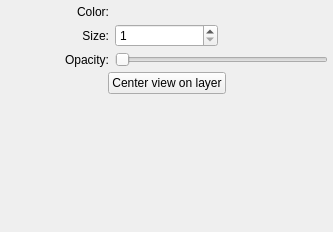
Old version of the form glue_wwt/viewer/layer_style_editor.ui in the repository glue-viz/glue-wwt.
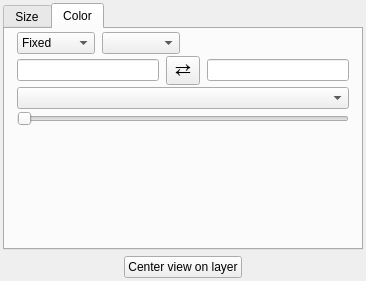
New version of the form. The open tabs and pages were chosen to show the change. Custom widgets are drawn as their Qt base class.

Commit message: Add UI for controlling color- and size-scaling by attribute

The edit to the form file:
```diff
--- a/glue_wwt/viewer/layer_style_editor.ui
+++ b/glue_wwt/viewer/layer_style_editor.ui
@@ -6,91 +6,384 @@
    <rect>
     <x>0</x>
     <y>0</y>
-    <width>333</width>
-    <height>232</height>
+    <width>366</width>
+    <height>281</height>
    </rect>
   </property>
   <property name="windowTitle">
    <string>Form</string>
   </property>
-  <layout class="QGridLayout" name="gridLayout">
+  <layout class="QVBoxLayout" name="verticalLayout_3">
    <property name="leftMargin">
-    <number>5</number>
+    <number>3</number>
    </property>
    <property name="topMargin">
-    <number>5</number>
+    <number>3</number>
    </property>
    <property name="rightMargin">
-    <number>5</number>
+    <number>3</number>
    </property>
    <property name="bottomMargin">
-    <number>5</number>
+    <number>3</number>
    </property>
-   <property name="verticalSpacing">
-    <number>5</number>
-   </property>
-   <item row="0" column="0">
-    <widget class="QLabel" name="label_2">
-     <property name="font">
-      <font>
-       <weight>50</weight>
-       <bold>false</bold>
-      </font>
+   <item>
+    <widget class="QTabWidget" name="tab_widget">
+     <property name="currentIndex">
+      <number>0</number>
      </property>
-     <property name="text">
-      <string>Color:</string>
-     </property>
-     <property name="alignment">
-      <set>Qt::AlignRight|Qt::AlignTrailing|Qt::AlignVCenter</set>
-     </property>
+     <widget class="QWidget" name="tab_2">
+      <attribute name="title">
+       <string>Size</string>
+      </attribute>
+      <layout class="QVBoxLayout" name="verticalLayout">
+       <property name="spacing">
+        <number>2</number>
+       </property>
+       <property name="leftMargin">
+        <number>12</number>
+       </property>
+       <property name="topMargin">
+        <number>3</number>
+       </property>
+       <property name="rightMargin">
+        <number>12</number>
+       </property>
+       <property name="bottomMargin">
+        <number>3</number>
+       </property>
+       <item>
+        <widget class="QWidget" name="size_row_1" native="true">
+         <layout class="QHBoxLayout" name="horizontalLayout">
+          <property name="spacing">
+           <number>7</number>
+          </property>
+          <property name="leftMargin">
+           <number>0</number>
+          </property>
+          <property name="topMargin">
+           <number>0</number>
+          </property>
+          <property name="rightMargin">
+           <number>0</number>
+          </property>
+          <property name="bottomMargin">
+           <number>0</number>
+          </property>
+          <item>
+           <widget class="QComboBox" name="combotext_size_mode">
+            <property name="sizePolicy">
+             <sizepolicy hsizetype="Minimum" vsizetype="Fixed">
+              <horstretch>0</horstretch>
+              <verstretch>0</verstretch>
+             </sizepolicy>
+            </property>
+            <property name="maximumSize">
+             <size>
+              <width>80</width>
+              <height>16777215</height>
+             </size>
+            </property>
+            <item>
+             <property name="text">
+              <string>Fixed</string>
+             </property>
+            </item>
+            <item>
+             <property name="text">
+              <string>Linear</string>
+             </property>
+            </item>
+           </widget>
+          </item>
+          <item>
+           <widget class="QComboBox" name="combosel_size_attribute">
+            <property name="sizeAdjustPolicy">
+             <enum>QComboBox::AdjustToMinimumContentsLength</enum>
+            </property>
+           </widget>
+          </item>
+          <item>
+           <widget class="QLineEdit" name="valuetext_size"/>
+          </item>
+         </layout>
+        </widget>
+       </item>
+       <item>
+        <widget class="QWidget" name="size_row_2" native="true">
+         <layout class="QHBoxLayout" name="horizontalLayout_2">
+          <property name="spacing">
+           <number>7</number>
+          </property>
+          <property name="leftMargin">
+           <number>0</number>
+          </property>
+          <property name="topMargin">
+           <number>0</number>
+          </property>
+          <property name="rightMargin">
+           <number>0</number>
+          </property>
+          <property name="bottomMargin">
+           <number>0</number>
+          </property>
+          <item>
+           <widget class="QLineEdit" name="valuetext_size_vmin"/>
+          </item>
+          <item>
+           <widget class="QToolButton" name="button_flip_size">
+            <property name="font">
+             <font>
+              <pointsize>14</pointsize>
+             </font>
+            </property>
+            <property name="styleSheet">
+             <string notr="true">padding: 0px</string>
+            </property>
+            <property name="text">
+             <string>⇄</string>
+            </property>
+           </widget>
+          </item>
+          <item>
+           <widget class="QLineEdit" name="valuetext_size_vmax"/>
+          </item>
+         </layout>
+        </widget>
+       </item>
+       <item>
+        <widget class="QWidget" name="size_row_3" native="true">
+         <layout class="QHBoxLayout" name="horizontalLayout_3">
+          <property name="spacing">
+           <number>7</number>
+          </property>
+          <property name="leftMargin">
+           <number>0</number>
+          </property>
+          <property name="topMargin">
+           <number>0</number>
+          </property>
+          <property name="rightMargin">
+           <number>0</number>
+          </property>
+          <property name="bottomMargin">
+           <number>0</number>
+          </property>
+          <item>
+           <widget class="QSlider" name="value_size_scaling">
+            <property name="maximum">
+             <number>100</number>
+            </property>
+            <property name="value">
+             <number>50</number>
+            </property>
+            <property name="orientation">
+             <enum>Qt::Horizontal</enum>
+            </property>
+           </widget>
+          </item>
+         </layout>
+        </widget>
+       </item>
+       <item>
+        <spacer name="verticalSpacer">
+         <property name="orientation">
+          <enum>Qt::Vertical</enum>
+         </property>
+         <property name="sizeHint" stdset="0">
+          <size>
+           <width>20</width>
+           <height>40</height>
+          </size>
+         </property>
+        </spacer>
+       </item>
+      </layout>
+     </widget>
+     <widget class="QWidget" name="tab_4">
+      <attribute name="title">
+       <string>Color</string>
+      </attribute>
+      <layout class="QVBoxLayout" name="verticalLayout_2">
+       <property name="spacing">
+        <number>2</number>
+       </property>
+       <property name="leftMargin">
+        <number>12</number>
+       </property>
+       <property name="topMargin">
+        <number>3</number>
+       </property>
+       <property name="rightMargin">
+        <number>12</number>
+       </property>
+       <property name="bottomMargin">
+        <number>3</number>
+       </property>
+       <item>
+        <widget class="QWidget" name="color_row_1" native="true">
+         <layout class="QHBoxLayout" name="horizontalLayout_6">
+          <property name="spacing">
+           <number>7</number>
+          </property>
+          <property name="leftMargin">
+           <number>0</number>
+          </property>
+          <property name="topMargin">
+           <number>0</number>
+          </property>
+          <property name="rightMargin">
+           <number>0</number>
+          </property>
+          <property name="bottomMargin">
+           <number>0</number>
+          </property>
+          <item>
+           <widget class="QComboBox" name="combotext_color_mode">
+            <property name="maximumSize">
+             <size>
+              <width>80</width>
+              <height>16777215</height>
+             </size>
+            </property>
+            <item>
+             <property name="text">
+              <string>Fixed</string>
+             </property>
+            </item>
+            <item>
+             <property name="text">
+              <string>Linear</string>
+             </property>
+            </item>
+           </widget>
+          </item>
+          <item>
+           <widget class="QComboBox" name="combosel_cmap_attribute">
+            <property name="sizeAdjustPolicy">
+             <enum>QComboBox::AdjustToMinimumContentsLength</enum>
+            </property>
+           </widget>
+          </item>
+          <item>
+           <widget class="QColorBox" name="color_color">
+            <property name="sizePolicy">
+             <sizepolicy hsizetype="Preferred" vsizetype="Minimum">
+              <horstretch>0</horstretch>
+              <verstretch>0</verstretch>
+             </sizepolicy>
+            </property>
+            <property name="text">
+             <string/>
+            </property>
+           </widget>
+          </item>
+          <item>
+           <widget class="QWidget" name="spacer_color_label" native="true"/>
+          </item>
+         </layout>
+        </widget>
+       </item>
+       <item>
+        <widget class="QWidget" name="color_row_2" native="true">
+         <layout class="QHBoxLayout" name="horizontalLayout_8">
+          <property name="spacing">
+           <number>7</number>
+          </property>
+          <property name="leftMargin">
+           <number>0</number>
+          </property>
+          <property name="topMargin">
+           <number>0</number>
+          </property>
+          <property name="rightMargin">
+           <number>0</number>
+          </property>
+          <property name="bottomMargin">
+           <number>0</number>
+          </property>
+          <item>
+           <widget class="QLineEdit" name="valuetext_cmap_vmin"/>
+          </item>
+          <item>
+           <widget class="QToolButton" name="button_flip_cmap">
+            <property name="font">
+             <font>
+              <pointsize>14</pointsize>
+             </font>
+            </property>
+            <property name="styleSheet">
+             <string notr="true">padding: 0px</string>
+            </property>
+            <property name="text">
+             <string>⇄</string>
+            </property>
+           </widget>
+          </item>
+          <item>
+           <widget class="QLineEdit" name="valuetext_cmap_vmax"/>
+          </item>
+         </layout>
+        </widget>
+       </item>
+       <item>
+        <widget class="QWidget" name="color_row_3" native="true">
+         <layout class="QHBoxLayout" name="horizontalLayout_9">
+          <property name="spacing">
+           <number>7</number>
+          </property>
+          <property name="leftMargin">
+           <number>0</number>
+          </property>
+          <property name="topMargin">
+           <number>0</number>
+          </property>
+          <property name="rightMargin">
+           <number>0</number>
+          </property>
+          <property name="bottomMargin">
+           <number>0</number>
+          </property>
+          <item>
+           <widget class="QColormapCombo" name="combodata_cmap">
+            <property name="sizeAdjustPolicy">
+             <enum>QComboBox::AdjustToMinimumContentsLength</enum>
+            </property>
+           </widget>
+          </item>
+         </layout>
+        </widget>
+       </item>
+       <item>
+        <widget class="QSlider" name="value_alpha">
+         <property name="maximum">
+          <number>100</number>
+         </property>
+         <property name="orientation">
+          <enum>Qt::Horizontal</enum>
+         </property>
+        </widget>
+       </item>
+       <item>
+        <spacer name="verticalSpacer_2">
+         <property name="orientation">
+          <enum>Qt::Vertical</enum>
+         </property>
+         <property name="sizeHint" stdset="0">
+          <size>
+           <width>20</width>
+           <height>40</height>
+          </size>
+         </property>
+        </spacer>
+       </item>
+      </layout>
+     </widget>
     </widget>
    </item>
-   <item row="2" column="1" colspan="2">
-    <widget class="QSlider" name="value_alpha">
-     <property name="maximum">
-      <number>100</number>
-     </property>
-     <property name="orientation">
-      <enum>Qt::Horizontal</enum>
-     </property>
-    </widget>
-   </item>
-   <item row="1" column="0">
-    <widget class="QLabel" name="label_5">
-     <property name="font">
-      <font>
-       <weight>50</weight>
-       <bold>false</bold>
-      </font>
-     </property>
-     <property name="text">
-      <string>Size:</string>
-     </property>
-     <property name="alignment">
-      <set>Qt::AlignRight|Qt::AlignTrailing|Qt::AlignVCenter</set>
-     </property>
-    </widget>
-   </item>
-   <item row="2" column="0">
-    <widget class="QLabel" name="label">
-     <property name="font">
-      <font>
-       <weight>50</weight>
-       <bold>false</bold>
-      </font>
-     </property>
-     <property name="text">
-      <string>Opacity:</string>
-     </property>
-     <property name="alignment">
-      <set>Qt::AlignRight|Qt::AlignTrailing|Qt::AlignVCenter</set>
-     </property>
-    </widget>
-   </item>
-   <item row="3" column="0" colspan="3">
-    <layout class="QHBoxLayout" name="horizontalLayout">
+   <item>
+    <layout class="QHBoxLayout" name="horizontalLayout_4">
      <item>
-      <spacer name="horizontalSpacer">
+      <spacer name="horizontalSpacer_2">
        <property name="orientation">
         <enum>Qt::Horizontal</enum>
        </property>
@@ -110,7 +403,7 @@
       </widget>
      </item>
      <item>
-      <spacer name="horizontalSpacer_2">
+      <spacer name="horizontalSpacer">
        <property name="orientation">
         <enum>Qt::Horizontal</enum>
        </property>
@@ -124,39 +417,6 @@
      </item>
     </layout>
    </item>
-   <item row="1" column="1">
-    <widget class="QSpinBox" name="value_size">
-     <property name="minimum">
-      <number>1</number>
-     </property>
-    </widget>
-   </item>
-   <item row="0" column="1">
-    <widget class="QColorBox" name="color_color">
-     <property name="sizePolicy">
-      <sizepolicy hsizetype="Preferred" vsizetype="Minimum">
-       <horstretch>0</horstretch>
-       <verstretch>0</verstretch>
-      </sizepolicy>
-     </property>
-     <property name="text">
-      <string/>
-     </property>
-    </widget>
-   </item>
-   <item row="4" column="1">
-    <spacer name="verticalSpacer">
-     <property name="orientation">
-      <enum>Qt::Vertical</enum>
-     </property>
-     <property name="sizeHint" stdset="0">
-      <size>
-       <width>20</width>
-       <height>40</height>
-      </size>
-     </property>
-    </spacer>
-   </item>
   </layout>
  </widget>
  <customwidgets>
@@ -165,6 +425,11 @@
    <extends>QLabel</extends>
    <header>glue.utils.qt.colors</header>
   </customwidget>
+  <customwidget>
+   <class>QColormapCombo</class>
+   <extends>QComboBox</extends>
+   <header>glue.utils.qt.colors</header>
+  </customwidget>
  </customwidgets>
  <resources/>
  <connections/>
```
The commit also changes 2 other files.
